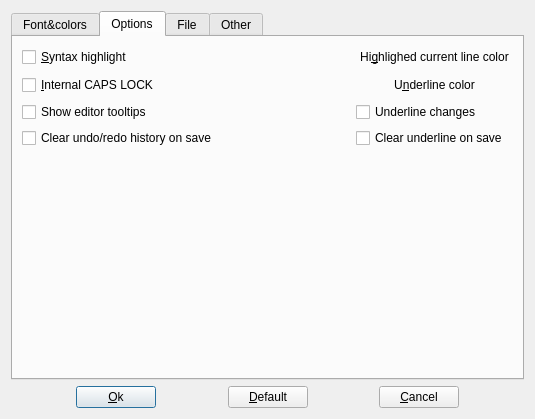
The window that src/setupdialog.ui (GCodeProjects/GCodeWorkShop) describes before a commit, drawn with Qt 5.
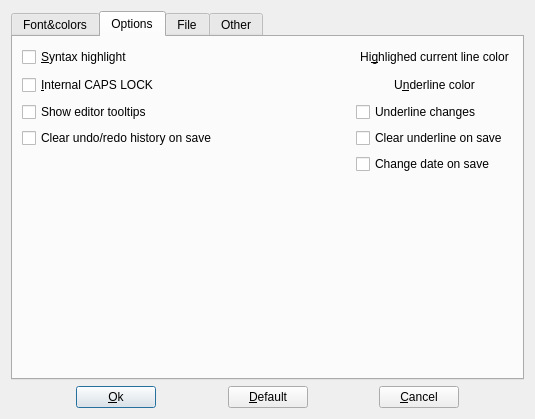
The same window after the commit. The open tabs and pages were chosen to show the change. Icons and pictures are not drawn.

Commit message:
Add "change date in comment" option
Under certain conditions, the program may change the date in the
comments at the beginning of the file when saving the file. This
behavior can now be disabled in the "Options" tab of the
application settings.

The edit to the form file:
```diff
--- a/src/setupdialog.ui
+++ b/src/setupdialog.ui
@@ -375,6 +375,16 @@
          </property>
         </widget>
        </item>
+       <item row="8" column="2">
+        <widget class="QCheckBox" name="changeDateOnSave">
+         <property name="toolTip">
+          <string>When saving, it modifies the date in the comments in the header of the file.</string>
+         </property>
+         <property name="text">
+          <string>Change date on save</string>
+         </property>
+        </widget>
+       </item>
        <item row="7" column="0">
         <widget class="QCheckBox" name="clearUndocheckBox">
          <property name="toolTip">
@@ -395,7 +405,7 @@
          </property>
         </widget>
        </item>
-       <item row="8" column="0">
+       <item row="9" column="0">
         <spacer name="verticalSpacer_9">
          <property name="orientation">
           <enum>Qt::Vertical</enum>
```
The commit also changes 14 other files.
